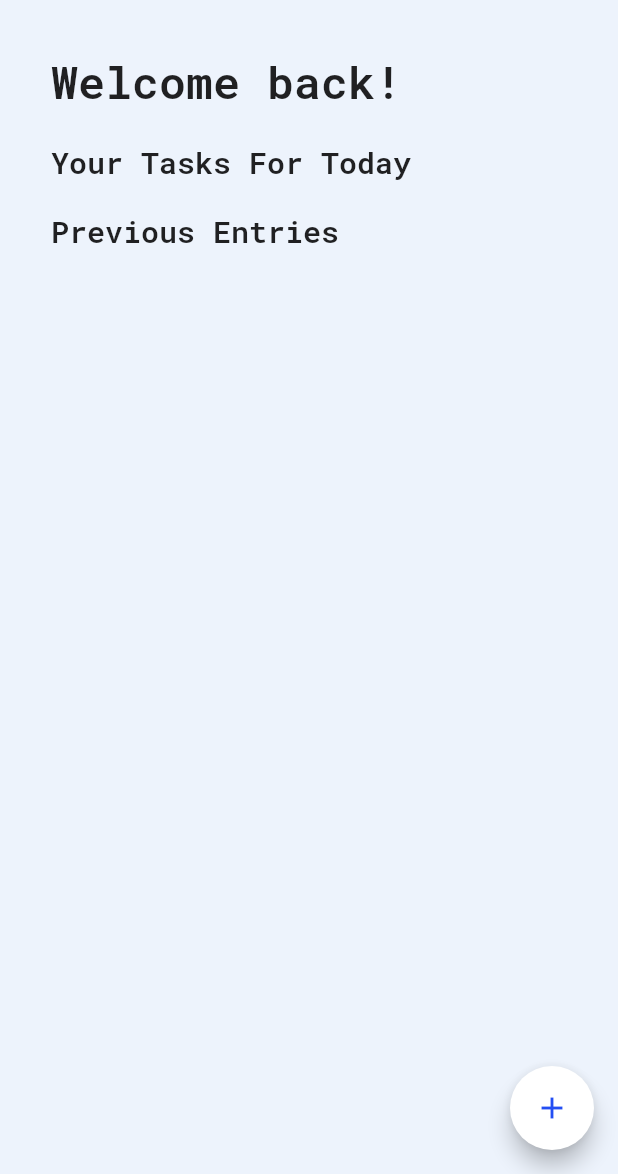
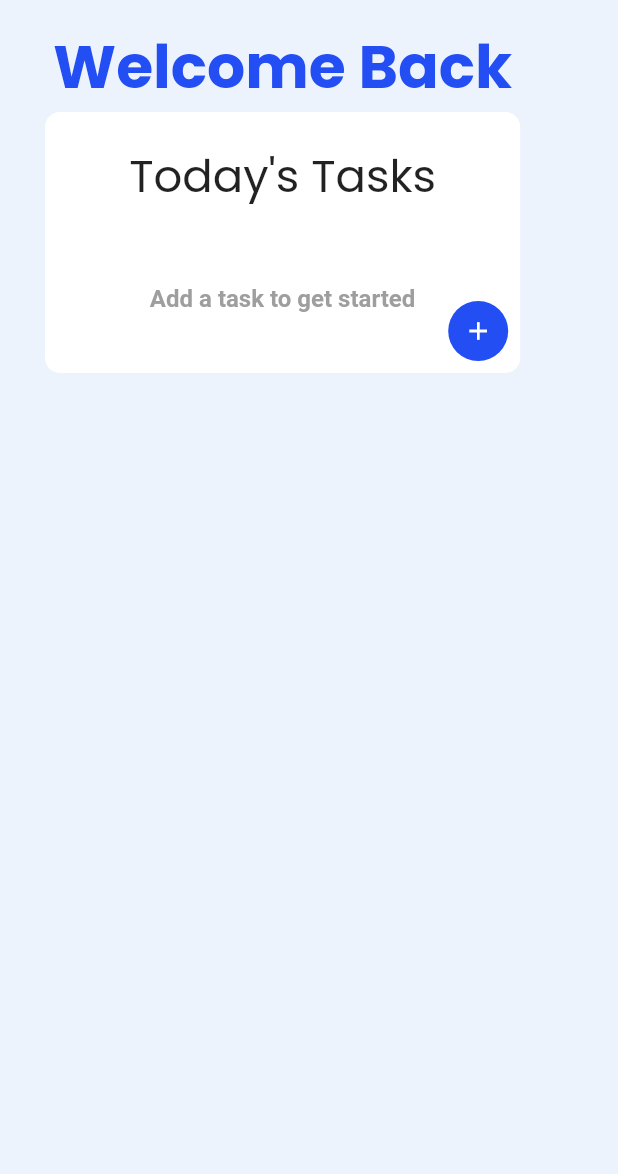
Before and after one commit to MuhammadMannan/DayFlow, a Flutter app: the screen it shows once a user with an empty profile is signed in, on a phone screen of 412 x 824 dp, the part 62-1236 px from its top. Run offline on Flutter 3.47's test engine with Material 2 defaults, Android fonts, the phone set to English and light mode, and no system bars; our stand-ins replace firebase_auth, firebase_core, google_fonts; accounts and stored records are empty.

Commit message:
updatd work on home page

```diff
--- a/lib/main.dart
+++ b/lib/main.dart
@@ -1,3 +1,5 @@
+// ignore_for_file: prefer_const_constructors
+
 import 'package:dayflow/pages/auth_page.dart';
 import 'package:flutter/material.dart';
 import 'firebase_options.dart';
--- a/lib/pages/home.dart
+++ b/lib/pages/home.dart
@@ -6,26 +6,66 @@ import 'package:flutter/material.dart';
 import 'package:google_fonts/google_fonts.dart';
 import 'create_entry.dart';
 
-class HomePage extends StatelessWidget {
-  HomePage({Key? key});
+class HomePage extends StatefulWidget {
+  HomePage({Key? key}) : super(key: key);
 
+  @override
+  _HomePageState createState() => _HomePageState();
+}
+
+class _HomePageState extends State<HomePage> {
   final user = FirebaseAuth.instance.currentUser;
+  List<String> tasks = []; // List to store tasks
 
-  //function to sign out user
+  // Function to sign out user
   void signUserOut(BuildContext context) {
     FirebaseAuth.instance.signOut().then((_) {
       Navigator.pushAndRemoveUntil(
         context,
-        MaterialPageRoute(
-            builder: (context) => signin(
-                  onTap: () {},
-                )),
+        MaterialPageRoute(builder: (context) => signin(onTap: () {})),
         (route) => false,
       );
     }).catchError((error) {
       // Handle sign out error
       print('Error signing out: $error');
     });
+  }
+
+  // Function to add a task
+  void addTask(String task) {
+    setState(() {
+      tasks.add(task);
+    });
+  }
+
+  // Function to show dialog for adding a task
+  void showAddTaskDialog() {
+    showDialog(
+      context: context,
+      builder: (BuildContext context) {
+        String newTask = '';
+        return AlertDialog(
+          title: Text('Add Task'),
+          content: TextField(
+            onChanged: (value) {
+              newTask = value;
+            },
+            decoration: InputDecoration(
+              hintText: 'Enter task',
+            ),
+          ),
+          actions: [
+            ElevatedButton(
+              onPressed: () {
+                addTask(newTask);
+                Navigator.of(context).pop();
+              },
+              child: Text('Add'),
+            ),
+          ],
+        );
+      },
+    );
   }
 
   @override
@@ -59,7 +99,7 @@ class HomePage extends StatelessWidget {
           Padding(
             padding: const EdgeInsets.only(right: 24.0),
             child: IconButton(
-              onPressed: () => signUserOut(context), // Pass context here
+              onPressed: () => signUserOut(context),
               icon: Icon(
                 Icons.logout,
                 color: Color(0xFF234EF3),
@@ -71,55 +111,105 @@ class HomePage extends StatelessWidget {
       body: SafeArea(
         child: Container(
           child: Column(
-            crossAxisAlignment: CrossAxisAlignment.start,
             children: [
-              //welcome text
               Padding(
-                padding: const EdgeInsets.only(left: 34.0, top: 20),
+                padding: const EdgeInsets.symmetric(horizontal: 30.0),
                 child: Text(
-                  'Welcome back!',
-                  style: GoogleFonts.robotoMono(
-                      fontSize: 30, fontWeight: FontWeight.w600),
-                ),
-              ),
-              //Overview Panel
-              Padding(
-                padding: const EdgeInsets.only(left: 34.0, top: 20),
-                child: Text(
-                  'Your Tasks For Today',
-                  style: GoogleFonts.robotoMono(
-                      fontSize: 20, fontWeight: FontWeight.w600),
+                  'Welcome Back',
+                  style: GoogleFonts.poppins(
+                    fontSize: 40,
+                    fontWeight: FontWeight.bold,
+                    color: Color(0xFF234EF3),
+                  ),
                 ),
               ),
 
-              //add tasks here
-
+              // Panel to show tasks and add them
               Padding(
-                padding: const EdgeInsets.only(left: 34.0, top: 20),
-                child: Text(
-                  'Previous Entries',
-                  style: GoogleFonts.robotoMono(
-                      fontSize: 20, fontWeight: FontWeight.w600),
+                padding: const EdgeInsets.symmetric(horizontal: 30.0),
+                child: Stack(
+                  children: [
+                    Container(
+                      decoration: BoxDecoration(
+                        borderRadius: BorderRadius.circular(10),
+                        color: Colors.white,
+                      ),
+                      child: Column(
+                        children: [
+                          SizedBox(height: 20),
+                          Text(
+                            'Today\'s Tasks',
+                            style: GoogleFonts.poppins(fontSize: 30),
+                          ),
+                          SizedBox(height: 10),
+                          FractionallySizedBox(
+                            widthFactor: 0.9,
+                            child: Container(
+                              child: tasks.isEmpty
+                                  ? Center(
+                                      child: Padding(
+                                        padding: const EdgeInsets.all(40.0),
+                                        child: Text(
+                                          'Add a task to get started',
+                                          style: TextStyle(
+                                            fontSize: 16,
+                                            fontWeight: FontWeight.bold,
+                                            color: Colors.grey,
+                                          ),
+                                        ),
+                                      ),
+                                    )
+                                  : ListView.builder(
+                                      shrinkWrap: true,
+                                      itemCount: tasks.length,
+                                      itemBuilder:
+                                          (BuildContext context, int index) {
+                                        return ListTile(
+                                          title: Text(tasks[index]),
+                                        );
+                                      },
+                                    ),
+                            ),
+                          ),
+                        ],
+                      ),
+                    ),
+                    Positioned(
+                      bottom: 0,
+                      right: 0,
+                      child: Padding(
+                        padding: const EdgeInsets.only(
+                            bottom: 8.0, right: 8.0), // Add padding
+                        child: SizedBox(
+                          width: 40,
+                          height: 40,
+                          child: Container(
+                            decoration: BoxDecoration(
+                              color: Color(
+                                  0xFF234EF3), // Set the background color to blue
+                              borderRadius: BorderRadius.circular(
+                                  50), // Optional: Add border radius
+                            ),
+                            child: IconButton(
+                              onPressed: showAddTaskDialog,
+                              icon: Icon(
+                                Icons.add,
+                                size: 20,
+                              ),
+                              color: Colors
+                                  .white, // Set the foreground (icon) color to white
+                            ),
+                          ),
+                        ),
+                      ),
+                    ),
+                  ],
                 ),
               ),
-
-              //adding entry
             ],
           ),
         ),
       ),
-      floatingActionButton: FloatingActionButton(
-        onPressed: () {
-          Navigator.push(
-            context,
-            MaterialPageRoute(builder: (context) => createEntry()),
-          );
-        },
-        child: Icon(Icons.add),
-        backgroundColor: Colors.white,
-        foregroundColor: Color(0xFF234EF3),
-      ),
-      floatingActionButtonLocation: FloatingActionButtonLocation.endFloat,
     );
   }
 }
```
Also changed, not shown: 45 other files.
